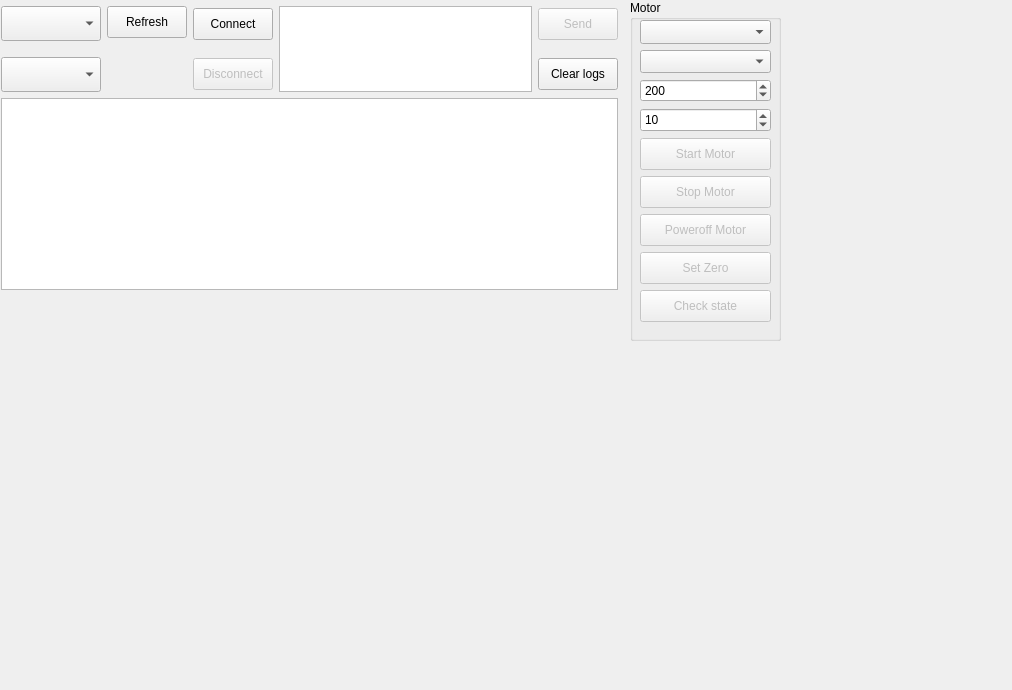
d-molchanov/stepper_motor_controller_widget, file stepper_motor_controller_widget.ui: the form before one commit.
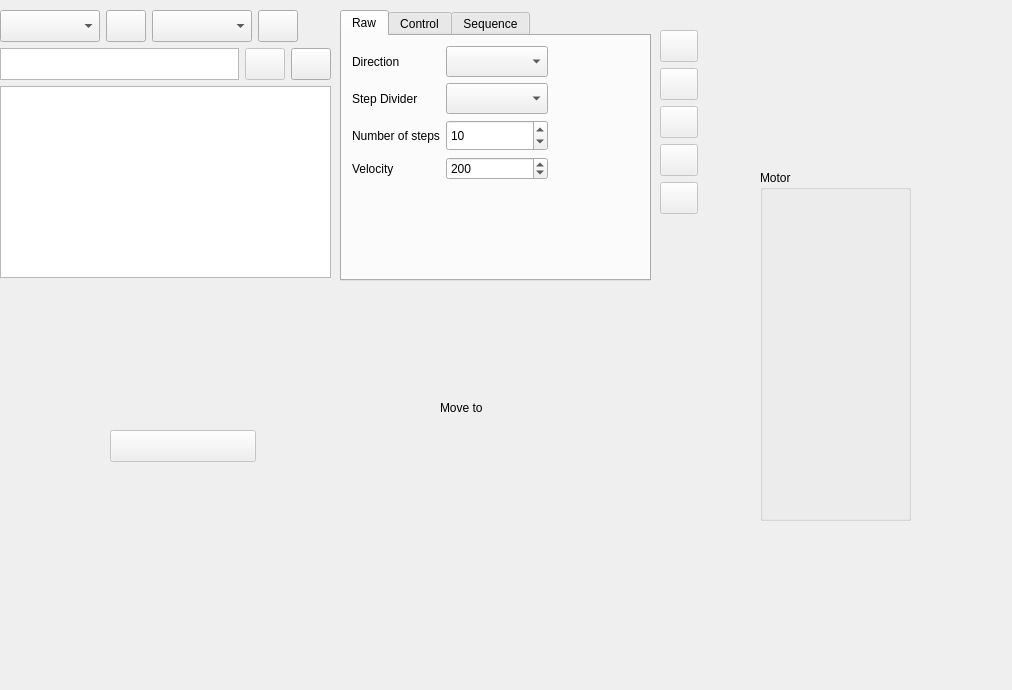
The form after the commit. The open tabs and pages were chosen to show the change. Icons and pictures are not drawn.

Commit message: GUI has been updated.

The edit to the form file:
```diff
--- a/stepper_motor_controller_widget.ui
+++ b/stepper_motor_controller_widget.ui
@@ -22,10 +22,10 @@
   <widget class="QGroupBox" name="groupBoxMotor">
    <property name="geometry">
     <rect>
-     <x>630</x>
-     <y>0</y>
+     <x>760</x>
+     <y>170</y>
      <width>151</width>
-     <height>341</height>
+     <height>351</height>
     </rect>
    </property>
    <property name="title">
@@ -40,287 +40,129 @@
       <height>302</height>
      </rect>
     </property>
-    <layout class="QVBoxLayout" name="verticalLayout_6">
-     <item>
-      <widget class="QComboBox" name="comboBoxDirection">
-       <property name="sizePolicy">
-        <sizepolicy hsizetype="Expanding" vsizetype="Expanding">
-         <horstretch>0</horstretch>
-         <verstretch>0</verstretch>
-        </sizepolicy>
-       </property>
-       <property name="minimumSize">
-        <size>
-         <width>100</width>
-         <height>0</height>
-        </size>
-       </property>
-      </widget>
-     </item>
-     <item>
-      <widget class="QComboBox" name="comboBoxStep">
-       <property name="sizePolicy">
-        <sizepolicy hsizetype="Expanding" vsizetype="Expanding">
-         <horstretch>0</horstretch>
-         <verstretch>0</verstretch>
-        </sizepolicy>
-       </property>
-       <property name="minimumSize">
-        <size>
-         <width>100</width>
-         <height>0</height>
-        </size>
-       </property>
-      </widget>
-     </item>
-     <item>
-      <widget class="QSpinBox" name="spinBoxVelocity">
-       <property name="toolTip">
-        <string>Velosity</string>
-       </property>
-       <property name="maximum">
-        <number>65535</number>
-       </property>
-       <property name="value">
-        <number>200</number>
-       </property>
-      </widget>
-     </item>
-     <item>
-      <widget class="QSpinBox" name="spinBoxSteps">
-       <property name="sizePolicy">
-        <sizepolicy hsizetype="Minimum" vsizetype="Expanding">
-         <horstretch>0</horstretch>
-         <verstretch>0</verstretch>
-        </sizepolicy>
-       </property>
-       <property name="toolTip">
-        <string>Steps</string>
-       </property>
-       <property name="maximum">
-        <number>999999</number>
-       </property>
-       <property name="value">
-        <number>10</number>
-       </property>
-      </widget>
-     </item>
-     <item>
-      <widget class="QPushButton" name="pushButtonStartMotor">
-       <property name="enabled">
-        <bool>false</bool>
-       </property>
-       <property name="minimumSize">
-        <size>
-         <width>0</width>
-         <height>32</height>
-        </size>
-       </property>
-       <property name="text">
-        <string>Start Motor</string>
-       </property>
-       <property name="checkable">
-        <bool>false</bool>
-       </property>
-       <property name="checked">
-        <bool>false</bool>
-       </property>
-      </widget>
-     </item>
-     <item>
-      <widget class="QPushButton" name="pushButtonStopMotor">
-       <property name="enabled">
-        <bool>false</bool>
-       </property>
-       <property name="minimumSize">
-        <size>
-         <width>0</width>
-         <height>32</height>
-        </size>
-       </property>
-       <property name="text">
-        <string>Stop Motor</string>
-       </property>
-      </widget>
-     </item>
-     <item>
-      <widget class="QPushButton" name="pushButtonPoweroffMotor">
-       <property name="enabled">
-        <bool>false</bool>
-       </property>
-       <property name="minimumSize">
-        <size>
-         <width>0</width>
-         <height>32</height>
-        </size>
-       </property>
-       <property name="text">
-        <string>Poweroff Motor</string>
-       </property>
-      </widget>
-     </item>
-     <item>
-      <widget class="QPushButton" name="pushButtonSetZero">
-       <property name="enabled">
-        <bool>false</bool>
-       </property>
-       <property name="minimumSize">
-        <size>
-         <width>0</width>
-         <height>32</height>
-        </size>
-       </property>
-       <property name="text">
-        <string>Set Zero</string>
-       </property>
-      </widget>
-     </item>
-     <item>
-      <widget class="QPushButton" name="pushButtonCheckState">
-       <property name="enabled">
-        <bool>false</bool>
-       </property>
-       <property name="minimumSize">
-        <size>
-         <width>0</width>
-         <height>32</height>
-        </size>
-       </property>
-       <property name="text">
-        <string>Check state</string>
-       </property>
-      </widget>
-     </item>
-    </layout>
+    <layout class="QVBoxLayout" name="verticalLayout_6"/>
    </widget>
   </widget>
   <widget class="QWidget" name="layoutWidget_2">
    <property name="geometry">
     <rect>
-     <x>1</x>
-     <y>6</y>
-     <width>617</width>
-     <height>284</height>
+     <x>0</x>
+     <y>10</y>
+     <width>331</width>
+     <height>321</height>
     </rect>
    </property>
    <layout class="QVBoxLayout" name="verticalLayout_5">
     <item>
      <layout class="QHBoxLayout" name="horizontalLayout">
       <item>
-       <layout class="QVBoxLayout" name="verticalLayout">
-        <property name="spacing">
-         <number>16</number>
+       <widget class="QComboBox" name="comboBoxCOMPorts">
+        <property name="sizePolicy">
+         <sizepolicy hsizetype="Fixed" vsizetype="Preferred">
+          <horstretch>0</horstretch>
+          <verstretch>0</verstretch>
+         </sizepolicy>
         </property>
-        <item>
-         <widget class="QComboBox" name="comboBoxCOMPorts">
-          <property name="sizePolicy">
-           <sizepolicy hsizetype="Fixed" vsizetype="Preferred">
-            <horstretch>0</horstretch>
-            <verstretch>0</verstretch>
-           </sizepolicy>
-          </property>
-          <property name="minimumSize">
-           <size>
-            <width>100</width>
-            <height>0</height>
-           </size>
-          </property>
-         </widget>
-        </item>
-        <item>
-         <widget class="QComboBox" name="comboBoxBaudRate">
-          <property name="sizePolicy">
-           <sizepolicy hsizetype="Fixed" vsizetype="Preferred">
-            <horstretch>0</horstretch>
-            <verstretch>0</verstretch>
-           </sizepolicy>
-          </property>
-          <property name="minimumSize">
-           <size>
-            <width>100</width>
-            <height>0</height>
-           </size>
-          </property>
-          <property name="modelColumn">
-           <number>0</number>
-          </property>
-         </widget>
-        </item>
-       </layout>
+        <property name="minimumSize">
+         <size>
+          <width>100</width>
+          <height>0</height>
+         </size>
+        </property>
+       </widget>
       </item>
       <item>
-       <layout class="QVBoxLayout" name="verticalLayout_4">
-        <property name="spacing">
-         <number>10</number>
+       <widget class="QPushButton" name="pushButtonRefresh">
+        <property name="minimumSize">
+         <size>
+          <width>0</width>
+          <height>32</height>
+         </size>
         </property>
-        <item>
-         <widget class="QPushButton" name="pushButtonRefresh">
-          <property name="minimumSize">
-           <size>
-            <width>0</width>
-            <height>32</height>
-           </size>
-          </property>
-          <property name="text">
-           <string>Refresh</string>
-          </property>
-         </widget>
-        </item>
-        <item>
-         <spacer name="verticalSpacer">
-          <property name="orientation">
-           <enum>Qt::Orientation::Vertical</enum>
-          </property>
-          <property name="sizeHint" stdset="0">
-           <size>
-            <width>20</width>
-            <height>40</height>
-           </size>
-          </property>
-         </spacer>
-        </item>
-       </layout>
+        <property name="toolTip">
+         <string>Refresh</string>
+        </property>
+        <property name="text">
+         <string/>
+        </property>
+        <property name="icon">
+         <iconset>
+          <normaloff>icons/refresh.svg</normaloff>icons/refresh.svg</iconset>
+        </property>
+        <property name="iconSize">
+         <size>
+          <width>24</width>
+          <height>24</height>
+         </size>
+        </property>
+       </widget>
       </item>
       <item>
-       <layout class="QVBoxLayout" name="verticalLayout_2">
-        <property name="spacing">
-         <number>16</number>
+       <widget class="QComboBox" name="comboBoxBaudRate">
+        <property name="sizePolicy">
+         <sizepolicy hsizetype="Fixed" vsizetype="Preferred">
+          <horstretch>0</horstretch>
+          <verstretch>0</verstretch>
+         </sizepolicy>
         </property>
-        <item>
-         <widget class="QPushButton" name="pushButtonConnect">
-          <property name="minimumSize">
-           <size>
-            <width>0</width>
-            <height>32</height>
-           </size>
-          </property>
-          <property name="text">
-           <string>Connect</string>
-          </property>
-         </widget>
-        </item>
-        <item>
-         <widget class="QPushButton" name="pushButtonDisconnect">
-          <property name="enabled">
-           <bool>false</bool>
-          </property>
-          <property name="minimumSize">
-           <size>
-            <width>0</width>
-            <height>32</height>
-           </size>
-          </property>
-          <property name="text">
-           <string>Disconnect</string>
-          </property>
-         </widget>
-        </item>
-       </layout>
+        <property name="minimumSize">
+         <size>
+          <width>100</width>
+          <height>0</height>
+         </size>
+        </property>
+        <property name="modelColumn">
+         <number>0</number>
+        </property>
+       </widget>
       </item>
+      <item>
+       <widget class="QPushButton" name="pushButtonConnect">
+        <property name="minimumSize">
+         <size>
+          <width>0</width>
+          <height>32</height>
+         </size>
+        </property>
+        <property name="toolTip">
+         <string>Connect</string>
+        </property>
+        <property name="text">
+         <string/>
+        </property>
+        <property name="icon">
+         <iconset>
+          <normaloff>icons/connect.svg</normaloff>icons/connect.svg</iconset>
+        </property>
+        <property name="iconSize">
+         <size>
+          <width>24</width>
+          <height>24</height>
+         </size>
+        </property>
+       </widget>
+      </item>
+      <item>
+       <spacer name="horizontalSpacer">
+        <property name="orientation">
+         <enum>Qt::Orientation::Horizontal</enum>
+        </property>
+        <property name="sizeHint" stdset="0">
+         <size>
+          <width>40</width>
+          <height>20</height>
+         </size>
+        </property>
+       </spacer>
+      </item>
+     </layout>
+    </item>
+    <item>
+     <layout class="QHBoxLayout" name="horizontalLayout_2">
       <item>
        <widget class="QTextEdit" name="textEdit_2">
         <property name="sizePolicy">
-         <sizepolicy hsizetype="Expanding" vsizetype="Expanding">
+         <sizepolicy hsizetype="Expanding" vsizetype="Fixed">
           <horstretch>0</horstretch>
           <verstretch>0</verstretch>
          </sizepolicy>
@@ -328,46 +170,65 @@
         <property name="maximumSize">
          <size>
           <width>16777215</width>
-          <height>1000</height>
+          <height>32</height>
          </size>
         </property>
        </widget>
       </item>
       <item>
-       <layout class="QVBoxLayout" name="verticalLayout_3">
-        <property name="spacing">
-         <number>16</number>
+       <widget class="QPushButton" name="pushButtonSend">
+        <property name="enabled">
+         <bool>false</bool>
         </property>
-        <item>
-         <widget class="QPushButton" name="pushButtonSend">
-          <property name="enabled">
-           <bool>false</bool>
-          </property>
-          <property name="minimumSize">
-           <size>
-            <width>0</width>
-            <height>32</height>
-           </size>
-          </property>
-          <property name="text">
-           <string>Send</string>
-          </property>
-         </widget>
-        </item>
-        <item>
-         <widget class="QPushButton" name="pushButtonClearLogs">
-          <property name="minimumSize">
-           <size>
-            <width>0</width>
-            <height>32</height>
-           </size>
-          </property>
-          <property name="text">
-           <string>Clear logs</string>
-          </property>
-         </widget>
-        </item>
-       </layout>
+        <property name="minimumSize">
+         <size>
+          <width>0</width>
+          <height>32</height>
+         </size>
+        </property>
+        <property name="toolTip">
+         <string>Send</string>
+        </property>
+        <property name="text">
+         <string/>
+        </property>
+        <property name="icon">
+         <iconset>
+          <normaloff>icons/send.svg</normaloff>icons/send.svg</iconset>
+        </property>
+        <property name="iconSize">
+         <size>
+          <width>24</width>
+          <height>24</height>
+         </size>
+        </property>
+       </widget>
+      </item>
+      <item>
+       <widget class="QPushButton" name="pushButtonClearLogs">
+        <property name="minimumSize">
+         <size>
+          <width>0</width>
+          <height>32</height>
+         </size>
+        </property>
+        <property name="toolTip">
+         <string>Clear logs</string>
+        </property>
+        <property name="text">
+         <string/>
+        </property>
+        <property name="icon">
+         <iconset>
+          <normaloff>icons/clear_logs.svg</normaloff>icons/clear_logs.svg</iconset>
+        </property>
+        <property name="iconSize">
+         <size>
+          <width>24</width>
+          <height>24</height>
+         </size>
+        </property>
+       </widget>
       </item>
      </layout>
     </item>
@@ -381,8 +242,370 @@
       </property>
       <property name="minimumSize">
        <size>
-        <width>300</width>
+        <width>200</width>
         <height>0</height>
+       </size>
+      </property>
+     </widget>
+    </item>
+    <item>
+     <spacer name="verticalSpacer">
+      <property name="orientation">
+       <enum>Qt::Orientation::Vertical</enum>
+      </property>
+      <property name="sizeHint" stdset="0">
+       <size>
+        <width>20</width>
+        <height>40</height>
+       </size>
+      </property>
+     </spacer>
+    </item>
+   </layout>
+  </widget>
+  <widget class="QTabWidget" name="tabWidget">
+   <property name="geometry">
+    <rect>
+     <x>340</x>
+     <y>10</y>
+     <width>311</width>
+     <height>271</height>
+    </rect>
+   </property>
+   <property name="tabPosition">
+    <enum>QTabWidget::TabPosition::North</enum>
+   </property>
+   <property name="tabShape">
+    <enum>QTabWidget::TabShape::Rounded</enum>
+   </property>
+   <property name="currentIndex">
+    <number>1</number>
+   </property>
+   <widget class="QWidget" name="tab">
+    <attribute name="title">
+     <string>Raw</string>
+    </attribute>
+    <widget class="QWidget" name="">
+     <property name="geometry">
+      <rect>
+       <x>10</x>
+       <y>10</y>
+       <width>196</width>
+       <height>134</height>
+      </rect>
+     </property>
+     <layout class="QGridLayout" name="gridLayout">
+      <item row="2" column="0">
+       <widget class="QLabel" name="labelNumberOfSteps">
+        <property name="text">
+         <string>Number of steps</string>
+        </property>
+       </widget>
+      </item>
+      <item row="0" column="0">
+       <widget class="QLabel" name="labelRotationDirection">
+        <property name="text">
+         <string>Direction</string>
+        </property>
+       </widget>
+      </item>
+      <item row="1" column="0">
+       <widget class="QLabel" name="labelStepDivider">
+        <property name="text">
+         <string>Step Divider</string>
+        </property>
+       </widget>
+      </item>
+      <item row="2" column="1">
+       <widget class="QSpinBox" name="spinBoxSteps">
+        <property name="sizePolicy">
+         <sizepolicy hsizetype="Minimum" vsizetype="Expanding">
+          <horstretch>0</horstretch>
+          <verstretch>0</verstretch>
+         </sizepolicy>
+        </property>
+        <property name="toolTip">
+         <string>Steps</string>
+        </property>
+        <property name="maximum">
+         <number>999999</number>
+        </property>
+        <property name="value">
+         <number>10</number>
+        </property>
+       </widget>
+      </item>
+      <item row="3" column="1">
+       <widget class="QSpinBox" name="spinBoxVelocity">
+        <property name="toolTip">
+         <string>Velosity</string>
+        </property>
+        <property name="maximum">
+         <number>65535</number>
+        </property>
+        <property name="value">
+         <number>200</number>
+        </property>
+       </widget>
+      </item>
+      <item row="1" column="1">
+       <widget class="QComboBox" name="comboBoxStep">
+        <property name="sizePolicy">
+         <sizepolicy hsizetype="Expanding" vsizetype="Expanding">
+          <horstretch>0</horstretch>
+          <verstretch>0</verstretch>
+         </sizepolicy>
+        </property>
+        <property name="minimumSize">
+         <size>
+          <width>100</width>
+          <height>0</height>
+         </size>
+        </property>
+       </widget>
+      </item>
+      <item row="0" column="1">
+       <widget class="QComboBox" name="comboBoxDirection">
+        <property name="sizePolicy">
+         <sizepolicy hsizetype="Expanding" vsizetype="Expanding">
+          <horstretch>0</horstretch>
+          <verstretch>0</verstretch>
+         </sizepolicy>
+        </property>
+        <property name="minimumSize">
+         <size>
+          <width>100</width>
+          <height>0</height>
+         </size>
+        </property>
+       </widget>
+      </item>
+      <item row="3" column="0">
+       <widget class="QLabel" name="labelVelocity">
+        <property name="text">
+         <string>Velocity</string>
+        </property>
+       </widget>
+      </item>
+     </layout>
+    </widget>
+   </widget>
+   <widget class="QWidget" name="tab_2">
+    <attribute name="title">
+     <string>Control</string>
+    </attribute>
+   </widget>
+   <widget class="QWidget" name="tab_3">
+    <attribute name="title">
+     <string>Sequence</string>
+    </attribute>
+   </widget>
+  </widget>
+  <widget class="QPushButton" name="pushButtonDisconnect">
+   <property name="enabled">
+    <bool>false</bool>
+   </property>
+   <property name="geometry">
+    <rect>
+     <x>110</x>
+     <y>430</y>
+     <width>146</width>
+     <height>32</height>
+    </rect>
+   </property>
+   <property name="minimumSize">
+    <size>
+     <width>0</width>
+     <height>32</height>
+    </size>
+   </property>
+   <property name="toolTip">
+    <string>Disconnect</string>
+   </property>
+   <property name="text">
+    <string/>
+   </property>
+   <property name="icon">
+    <iconset>
+     <normaloff>icons/disconnect.svg</normaloff>icons/disconnect.svg</iconset>
+   </property>
+   <property name="iconSize">
+    <size>
+     <width>24</width>
+     <height>24</height>
+    </size>
+   </property>
+  </widget>
+  <widget class="QLabel" name="labelMoveTo">
+   <property name="geometry">
+    <rect>
+     <x>440</x>
+     <y>400</y>
+     <width>49</width>
+     <height>16</height>
+    </rect>
+   </property>
+   <property name="text">
+    <string>Move to</string>
+   </property>
+  </widget>
+  <widget class="QWidget" name="">
+   <property name="geometry">
+    <rect>
+     <x>660</x>
+     <y>30</y>
+     <width>38</width>
+     <height>186</height>
+    </rect>
+   </property>
+   <layout class="QVBoxLayout" name="verticalLayout_7">
+    <item>
+     <widget class="QPushButton" name="pushButtonStartMotor">
+      <property name="enabled">
+       <bool>false</bool>
+      </property>
+      <property name="minimumSize">
+       <size>
+        <width>0</width>
+        <height>32</height>
+       </size>
+      </property>
+      <property name="toolTip">
+       <string>Start Motor</string>
+      </property>
+      <property name="text">
+       <string/>
+      </property>
+      <property name="icon">
+       <iconset>
+        <normaloff>icons/start_motor.svg</normaloff>icons/start_motor.svg</iconset>
+      </property>
+      <property name="iconSize">
+       <size>
+        <width>24</width>
+        <height>24</height>
+       </size>
+      </property>
+      <property name="checkable">
+       <bool>false</bool>
+      </property>
+      <property name="checked">
+       <bool>false</bool>
+      </property>
+     </widget>
+    </item>
+    <item>
+     <widget class="QPushButton" name="pushButtonStopMotor">
+      <property name="enabled">
+       <bool>false</bool>
+      </property>
+      <property name="minimumSize">
+       <size>
+        <width>0</width>
+        <height>32</height>
+       </size>
+      </property>
+      <property name="toolTip">
+       <string>Stop Motor</string>
+      </property>
+      <property name="text">
+       <string/>
+      </property>
+      <property name="icon">
+       <iconset>
+        <normaloff>icons/stop_motor.svg</normaloff>icons/stop_motor.svg</iconset>
+      </property>
+      <property name="iconSize">
+       <size>
+        <width>24</width>
+        <height>24</height>
+       </size>
+      </property>
+     </widget>
+    </item>
+    <item>
+     <widget class="QPushButton" name="pushButtonPoweroffMotor">
+      <property name="enabled">
+       <bool>false</bool>
+      </property>
+      <property name="minimumSize">
+       <size>
+        <width>0</width>
+        <height>32</height>
+       </size>
+      </property>
+      <property name="toolTip">
+       <string>Poweroff Motor</string>
+      </property>
+      <property name="text">
+       <string/>
+      </property>
+      <property name="icon">
+       <iconset>
+        <normaloff>icons/poweroff.svg</normaloff>icons/poweroff.svg</iconset>
+      </property>
+      <property name="iconSize">
+       <size>
+        <width>24</width>
+        <height>24</height>
+       </size>
+      </property>
+     </widget>
+    </item>
+    <item>
+     <widget class="QPushButton" name="pushButtonSetZero">
+      <property name="enabled">
+       <bool>false</bool>
+      </property>
+      <property name="minimumSize">
+       <size>
+        <width>0</width>
+        <height>32</height>
+       </size>
+      </property>
+      <property name="toolTip">
+       <string>Set Zero</string>
+      </property>
+      <property name="text">
+       <string/>
+      </property>
+      <property name="icon">
+       <iconset>
+        <normaloff>icons/set_zero.svg</normaloff>icons/set_zero.svg</iconset>
+      </property>
+      <property name="iconSize">
+       <size>
+        <width>24</width>
+        <height>24</height>
+       </size>
+      </property>
+     </widget>
+    </item>
+    <item>
+     <widget class="QPushButton" name="pushButtonCheckState">
+      <property name="enabled">
+       <bool>false</bool>
+      </property>
+      <property name="minimumSize">
+       <size>
+        <width>0</width>
+        <height>32</height>
+       </size>
+      </property>
+      <property name="toolTip">
+       <string>Check state</string>
+      </property>
+      <property name="text">
+       <string/>
+      </property>
+      <property name="icon">
+       <iconset>
+        <normaloff>icons/check_state.svg</normaloff>icons/check_state.svg</iconset>
+      </property>
+      <property name="iconSize">
+       <size>
+        <width>24</width>
+        <height>24</height>
        </size>
       </property>
      </widget>
```
The commit also changes 1 other file.
